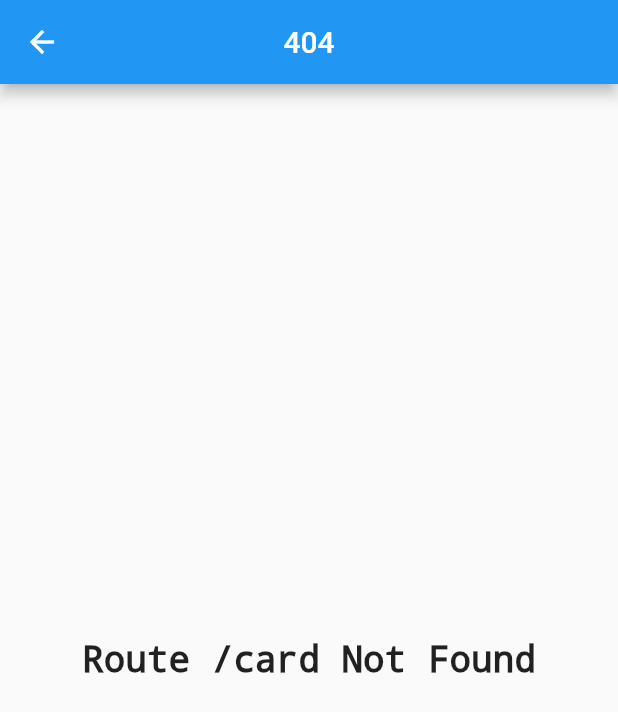
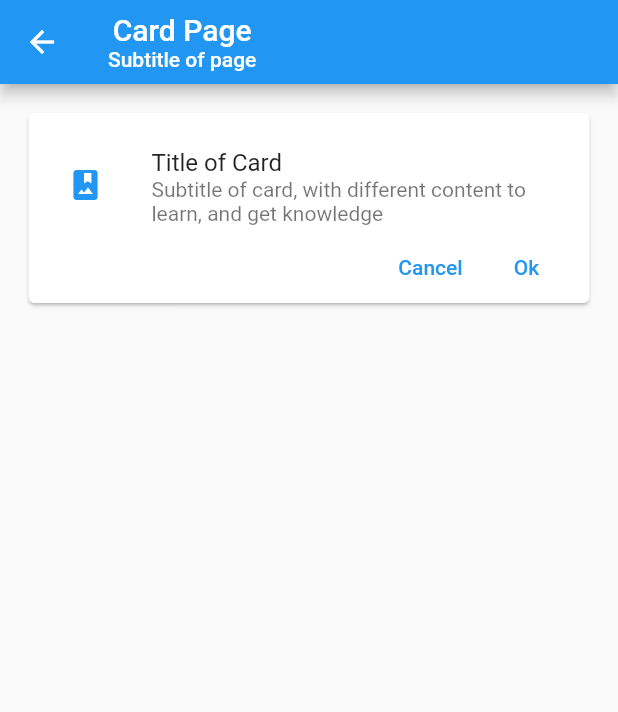
Before and after one commit to armandosalazar/components, a Flutter app: the screen it shows after launch, after a tap on "Cards - Tarjetas", on a phone screen of 412 x 824 dp. Shown: the top 712 px of the screen. Run offline on Flutter 3.47's test engine with Material 2 defaults, Android fonts, the phone set to English and light mode, and no system bars.

Commit message:
Add Card and Use Padding Class

```diff
--- /dev/null
+++ b/lib/src/pages/card_page.dart
@@ -0,0 +1,70 @@
+import 'package:flutter/material.dart';
+
+class CardPage extends StatelessWidget {
+  CardPage({Key? key}) : super(key: key);
+
+  @override
+  Widget build(BuildContext context) {
+    return Scaffold(
+      appBar: AppBar(
+        title: Column(
+          children: [
+            Text('Card Page'),
+            Text(
+              'Subtitle of page',
+              style: TextStyle(
+                fontSize: 14.0,
+              ),
+            ),
+          ],
+        ),
+      ),
+      body: ListView(
+        padding: EdgeInsets.all(15.0),
+        children: <Widget>[
+          _cardTypeOne(),
+        ],
+      ),
+    );
+  }
+
+  Widget _cardTypeOne() {
+    return Card(
+      child: Padding(
+        // padding: EdgeInsets.all(10.0),
+        padding: EdgeInsets.only(left: 10.0, top: 20.0, right: 10.0),
+        child: Column(
+          children: [
+            ListTile(
+              title: Text('Title of Card'),
+              subtitle: Text(
+                  'Subtitle of card, with different content to learn, and get knowledge'),
+              leading: Icon(
+                Icons.photo_album,
+                color: Colors.blue,
+              ),
+            ),
+            Row(
+              mainAxisAlignment: MainAxisAlignment.end,
+              children: [
+                // Dejo de funcionar y cambio por TextButton
+                // FlatButton(
+                //   onPressed: () {},
+                //   child: Text('Cancelar'),
+                // ),
+                TextButton(
+                  onPressed: () {},
+                  child: Text('Cancel'),
+                ),
+                TextButton(
+                  onPressed: () {},
+                  child: Text('Ok'),
+                ),
+              ],
+            )
+          ],
+        ),
+      ),
+    );
+  }
+}
--- a/lib/src/routes/routes.dart
+++ b/lib/src/routes/routes.dart
@@ -1,3 +1,4 @@
+import 'package:componentes/src/pages/card_page.dart';
 import 'package:flutter/material.dart';
 import 'package:componentes/src/pages/alert_page.dart';
 import 'package:componentes/src/pages/avatar_page.dart';
@@ -8,5 +9,6 @@ Map<String, WidgetBuilder> getApplicationRoutes() {
     '/': (BuildContext context) => HomePage(),
     '/alert': (BuildContext context) => AlertPage(),
     'avatar': (BuildContext context) => AvatarPage(),
+    'card': (context) => CardPage()
   };
 }
```
